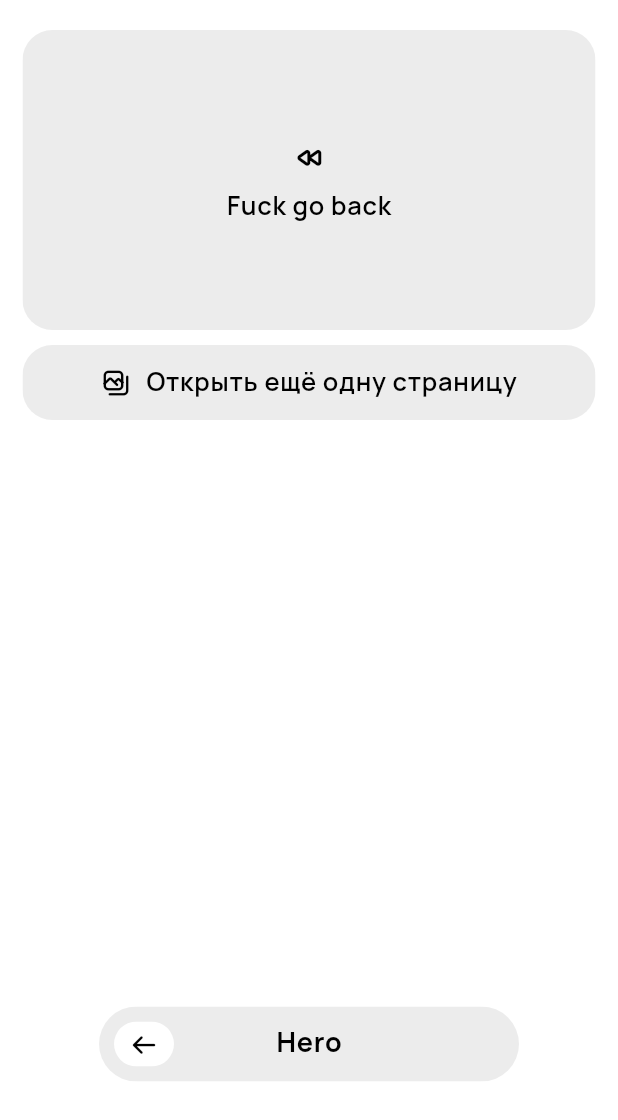
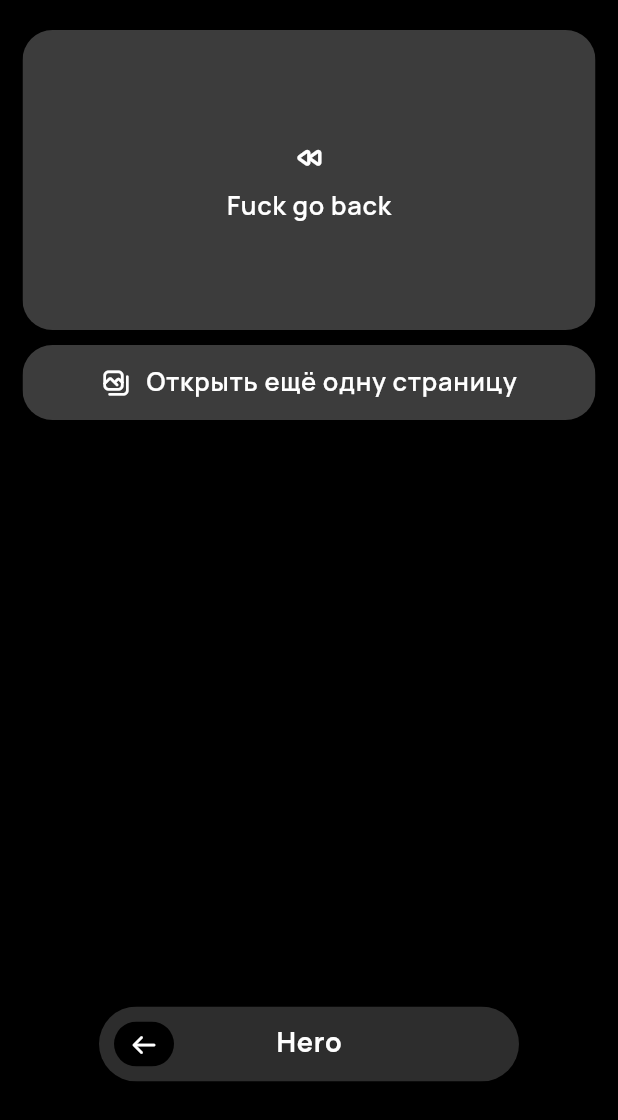
Before and after one commit to parabolahq/locus, a Flutter app: the HeroScreen screen opened directly, on a phone screen of 412 x 824 dp. Shown: the top 1120 px of the screen. Run offline on Flutter 3.47's test engine with Material 2 defaults, Android fonts, the phone set to English and light mode, and no system bars.

Commit message:
Add acrylic color

```diff
--- a/example/lib/main.dart
+++ b/example/lib/main.dart
@@ -1,3 +1,5 @@
+import 'dart:ui';
+
 import 'package:locus/locus.dart';
 import 'package:locuslab/screens/home_screen.dart';
 
@@ -16,7 +18,7 @@ class _LocusLabAppState extends State<LocusLabApp> {
     return LocusApp(
       title: 'Lab',
       home: HomeScreen(),
-      theme: LocusThemeData(),
+      theme: LocusThemeData(brightness: Brightness.dark),
     );
   }
 }
--- a/lib/src/components/card.dart
+++ b/lib/src/components/card.dart
@@ -33,6 +33,8 @@ class LocusCard extends StatelessWidget {
 
   @override
   Widget build(BuildContext context) {
+    var theme = LocusTheme.of(context);
+
     return ClipRRect(
       clipBehavior: Clip.antiAlias,
       borderRadius: borderRadius ?? BorderRadius.circular(20),
@@ -43,7 +45,10 @@ class LocusCard extends StatelessWidget {
         ),
         child: Container(
           padding: padding,
-          color: color ?? LocusTheme.of(context).colorScheme.controlsSurface,
+          color: color ??
+              (sigma > 0
+                  ? theme.colorScheme.acrylicSurface
+                  : theme.colorScheme.controlsSurface),
           constraints: constraints ?? BoxConstraints.expand(),
           child: child,
         ),
--- a/lib/src/components/navigation_bar.dart
+++ b/lib/src/components/navigation_bar.dart
@@ -37,7 +37,6 @@ class _LocusNavigationBarState extends State<LocusNavigationBar> {
       child: LocusCard.acrylic(
         constraints: BoxConstraints.tight(widget.preferredSize),
         borderRadius: BorderRadius.circular(widget.preferredSize.height / 2),
-        color: LocusTheme.of(context).colorScheme.controlsSurface,
         padding: const EdgeInsets.all(10),
         child: Row(
           children: [
--- a/lib/src/core/colors.dart
+++ b/lib/src/core/colors.dart
@@ -12,11 +12,12 @@ class LocusColors {
 }
 
 class LocusColorScheme with Diagnosticable {
-  final Color onSurface, surface, controlsSurface;
+  final Color onSurface, surface, controlsSurface, acrylicSurface;
 
   const LocusColorScheme.raw({
     required this.onSurface,
     required this.surface,
+    required this.acrylicSurface,
     required this.controlsSurface,
   });
 
@@ -28,7 +29,8 @@ class LocusColorScheme with Diagnosticable {
     return LocusColorScheme.raw(
       onSurface: bright ? LocusColors.black : LocusColors.white,
       surface: bright ? LocusColors.white : LocusColors.black,
-      controlsSurface: bright
+      controlsSurface: bright ? LocusColors.lightGrey : LocusColors.darkGrey,
+      acrylicSurface: bright
           ? LocusColors.lightGrey.withOpacity(.75)
           : LocusColors.darkGrey.withOpacity(.75),
     );
@@ -37,7 +39,8 @@ class LocusColorScheme with Diagnosticable {
   @override
   void debugFillProperties(DiagnosticPropertiesBuilder properties) {
     super.debugFillProperties(properties);
-    properties.add(ColorProperty('controlsBackground', controlsSurface));
+    properties.add(ColorProperty('controlsSurface', controlsSurface));
+    properties.add(ColorProperty('acrylicSurface', controlsSurface));
     properties.add(ColorProperty('surface', surface));
     properties.add(ColorProperty('onSurface', onSurface));
   }
@@ -48,6 +51,7 @@ class LocusColorScheme with Diagnosticable {
       onSurface: Color.lerp(a.onSurface, b.onSurface, t)!,
       surface: Color.lerp(a.surface, b.surface, t)!,
       controlsSurface: Color.lerp(a.controlsSurface, b.controlsSurface, t)!,
+      acrylicSurface: Color.lerp(a.acrylicSurface, b.acrylicSurface, t)!,
     );
   }
 
@@ -55,11 +59,13 @@ class LocusColorScheme with Diagnosticable {
     Color? onSurface,
     Color? surface,
     Color? controlsSurface,
+    Color? acrylicSurface,
   }) {
     return LocusColorScheme.raw(
       onSurface: onSurface ?? this.onSurface,
       surface: surface ?? this.surface,
       controlsSurface: controlsSurface ?? this.controlsSurface,
+      acrylicSurface: acrylicSurface ?? this.acrylicSurface,
     );
   }
 }
```
